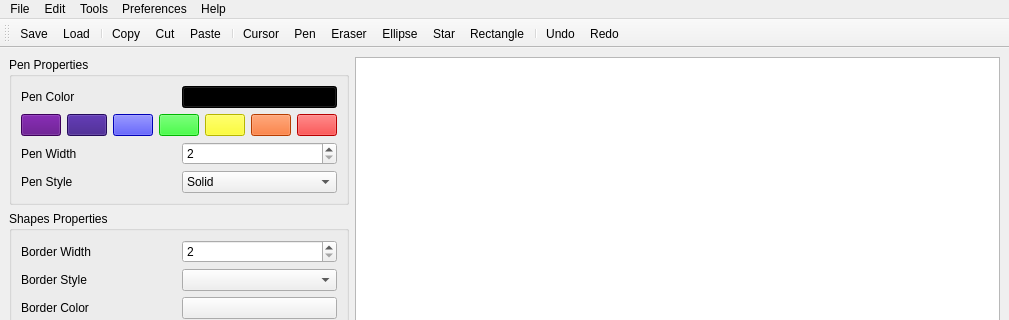
First picture: the form in mainwindow.ui, repository BlueMasterDev/ProjectPainterApp, before the edit; both pictures show x 0 to 1009 and y 0 to 320 of the 1009 by 682 pixel window.
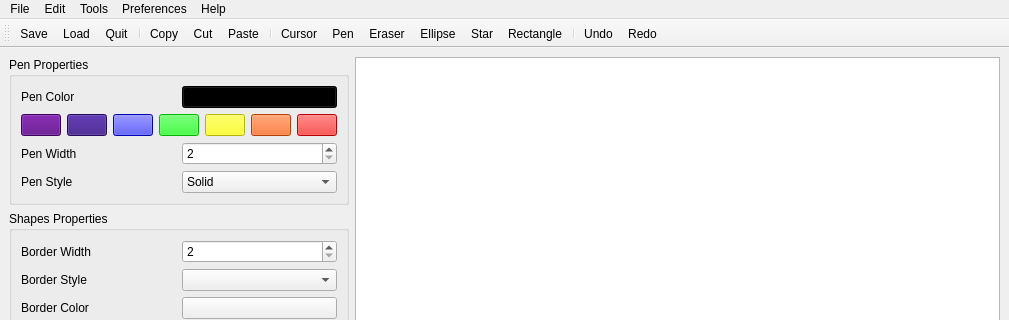
Second picture: the form after the edit. Icons and pictures are not drawn.

Commit message: add function on "About"

Patch:
```diff
--- a/mainwindow.ui
+++ b/mainwindow.ui
@@ -440,6 +440,7 @@
    </attribute>
    <addaction name="actionSave"/>
    <addaction name="actionLoad"/>
+   <addaction name="actionQuit"/>
    <addaction name="separator"/>
    <addaction name="actionCopy"/>
    <addaction name="actionCut"/>
```
Left out of the diff: 36 changed lines with no effect on the pictures. The commit also changes 2 other files.
